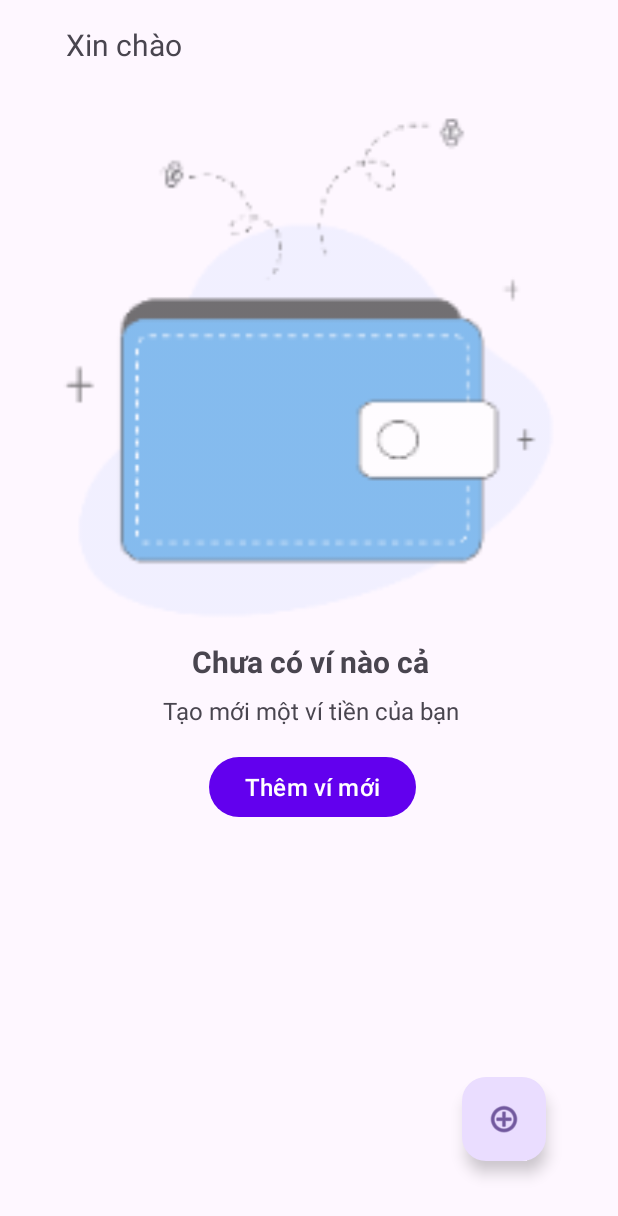
After one commit to khanhworktime/financityFeedMyWallet, an Android app: the layout mywallet.xml on its own in the app's theme, with its tools: preview values and no code run, on a phone screen of 412 x 824 dp. The commit adds this screen. Shown: the top 1216 px of the screen. Run offline under Robolectric (Android 15) with nearby library versions, the phone set to English and light mode, and no system bars.

Commit message:
login + signup

```diff
--- a/app/src/main/AndroidManifest.xml
+++ b/app/src/main/AndroidManifest.xml
@@ -12,6 +12,13 @@
         android:supportsRtl="true"
         android:theme="@style/Theme.FeedMyWallet"
         tools:targetApi="31">
+        <activity
+            android:name=".MyWallet"
+            android:exported="false">
+            <meta-data
+                android:name="android.app.lib_name"
+                android:value="" />
+        </activity>
         <activity
             android:name=".LogIn"
             android:exported="true">
@@ -28,7 +35,6 @@
         <activity
             android:name=".SignUp"
             android:exported="false">
-
             <meta-data
                 android:name="android.app.lib_name"
                 android:value="" />
--- a/app/src/main/java/com/financity/feedmywallet/LogIn.java
+++ b/app/src/main/java/com/financity/feedmywallet/LogIn.java
@@ -10,6 +10,7 @@ import android.widget.TextView;
 
 public class LogIn extends AppCompatActivity {
 
+    Button btn_login;
     TextView to_signup;
 
     @Override
@@ -26,5 +27,15 @@ public class LogIn extends AppCompatActivity {
                 startActivity(i);
             }
         });
+
+        btn_login = findViewById(R.id.btn_login);
+
+        btn_login.setOnClickListener(new View.OnClickListener() {
+            @Override
+            public void onClick(View view) {
+                Intent i = new Intent(getApplicationContext(), MyWallet.class);
+                startActivity(i);
+            }
+        });
     }
 }
--- a/app/src/main/res/layout/activity_main.xml
+++ b/app/src/main/res/layout/activity_main.xml
@@ -16,15 +16,4 @@
         app:layout_constraintTop_toTopOf="parent"
         app:layout_constraintVertical_bias="0.198" />
 
-    <ImageView
-        android:id="@+id/imageView"
-        android:layout_width="209dp"
-        android:layout_height="368dp"
-        app:layout_constraintBottom_toBottomOf="parent"
-        app:layout_constraintEnd_toEndOf="parent"
-        app:layout_constraintStart_toStartOf="parent"
-        app:layout_constraintTop_toTopOf="parent"
-        app:srcCompat="@drawable/img_empty_wallet"
-        tools:ignore="ImageContrastCheck" />
-
 </androidx.constraintlayout.widget.ConstraintLayout>
--- a/app/src/main/res/layout/login.xml
+++ b/app/src/main/res/layout/login.xml
@@ -27,13 +27,13 @@
         android:layout_width="0dp"
         android:layout_height="wrap_content"
         android:layout_marginStart="48dp"
-        android:layout_marginTop="48dp"
+        android:layout_marginTop="16dp"
         android:layout_marginEnd="48dp"
         android:text="Bắt đầu"
         android:textSize="34sp"
         android:textStyle="bold"
         app:layout_constraintEnd_toEndOf="parent"
-        app:layout_constraintHorizontal_bias="0.0"
+        app:layout_constraintHorizontal_bias="1.0"
         app:layout_constraintStart_toStartOf="parent"
         app:layout_constraintTop_toTopOf="parent" />
 
--- /dev/null
+++ b/app/src/main/res/layout/mywallet.xml
@@ -0,0 +1,80 @@
+<?xml version="1.0" encoding="utf-8"?>
+<androidx.constraintlayout.widget.ConstraintLayout xmlns:android="http://schemas.android.com/apk/res/android"
+    xmlns:app="http://schemas.android.com/apk/res-auto"
+    xmlns:tools="http://schemas.android.com/tools"
+    android:layout_width="match_parent"
+    android:layout_height="match_parent">
+
+    <TextView
+        android:id="@+id/tv_hello"
+        android:layout_width="wrap_content"
+        android:layout_height="wrap_content"
+        android:layout_marginStart="48dp"
+        android:layout_marginTop="16dp"
+        android:layout_marginEnd="295dp"
+        android:text="Xin chào"
+        android:textSize="20sp"
+        app:layout_constraintEnd_toEndOf="parent"
+        app:layout_constraintStart_toStartOf="parent"
+        app:layout_constraintTop_toTopOf="parent" />
+
+    <TextView
+        android:id="@+id/tv_5"
+        android:layout_width="wrap_content"
+        android:layout_height="wrap_content"
+        android:text="Chưa có ví nào cả"
+        android:textSize="20sp"
+        android:textStyle="bold"
+        app:layout_constraintEnd_toEndOf="@+id/im_empty_wallet"
+        app:layout_constraintStart_toStartOf="@+id/im_empty_wallet"
+        app:layout_constraintTop_toBottomOf="@+id/im_empty_wallet" />
+
+    <ImageView
+        android:id="@+id/im_empty_wallet"
+        android:layout_width="340dp"
+        android:layout_height="360dp"
+        android:layout_marginTop="24dp"
+        app:layout_constraintEnd_toEndOf="@+id/tv_hello"
+        app:layout_constraintHorizontal_bias="0.03"
+        app:layout_constraintStart_toStartOf="@+id/tv_hello"
+        app:layout_constraintTop_toBottomOf="@+id/tv_hello"
+        app:srcCompat="@drawable/empty_wallet" />
+
+    <TextView
+        android:id="@+id/tv_6"
+        android:layout_width="wrap_content"
+        android:layout_height="wrap_content"
+        android:layout_marginTop="8dp"
+        android:text="Tạo mới một ví tiền của bạn"
+        android:textSize="16sp"
+        app:layout_constraintEnd_toEndOf="@+id/tv_5"
+        app:layout_constraintStart_toStartOf="@+id/tv_5"
+        app:layout_constraintTop_toBottomOf="@+id/tv_5" />
+
+    <Button
+        android:id="@+id/button"
+        android:layout_width="wrap_content"
+        android:layout_height="wrap_content"
+        android:layout_marginTop="16dp"
+        android:text="Thêm ví mới"
+        android:textSize="16sp"
+        app:layout_constraintEnd_toEndOf="@+id/tv_6"
+        app:layout_constraintHorizontal_bias="0.515"
+        app:layout_constraintStart_toStartOf="@+id/tv_6"
+        app:layout_constraintTop_toBottomOf="@+id/tv_6" />
+
+    <com.google.android.material.floatingactionbutton.FloatingActionButton
+        android:id="@+id/floatingActionButton"
+        android:layout_width="wrap_content"
+        android:layout_height="wrap_content"
+        android:layout_marginStart="44dp"
+        android:layout_marginEnd="48dp"
+        android:layout_marginBottom="50dp"
+        android:clickable="true"
+        android:contentDescription="@string/appbar_scrolling_view_behavior"
+        app:layout_constraintBottom_toBottomOf="parent"
+        app:layout_constraintEnd_toEndOf="parent"
+        app:layout_constraintHorizontal_bias="1.0"
+        app:layout_constraintStart_toStartOf="@+id/button"
+        app:srcCompat="@android:drawable/ic_menu_add" />
+</androidx.constraintlayout.widget.ConstraintLayout>
--- a/app/src/main/res/layout/signup.xml
+++ b/app/src/main/res/layout/signup.xml
@@ -11,7 +11,7 @@
         android:layout_width="0dp"
         android:layout_height="wrap_content"
         android:layout_marginStart="48dp"
-        android:layout_marginTop="48dp"
+        android:layout_marginTop="16dp"
         android:layout_marginEnd="48dp"
         android:text="Đăng kí"
         android:textSize="34sp"
```
Also changed, not shown: app/src/main/res/drawable-xxxhdpi/empty_wallet.png (added).
